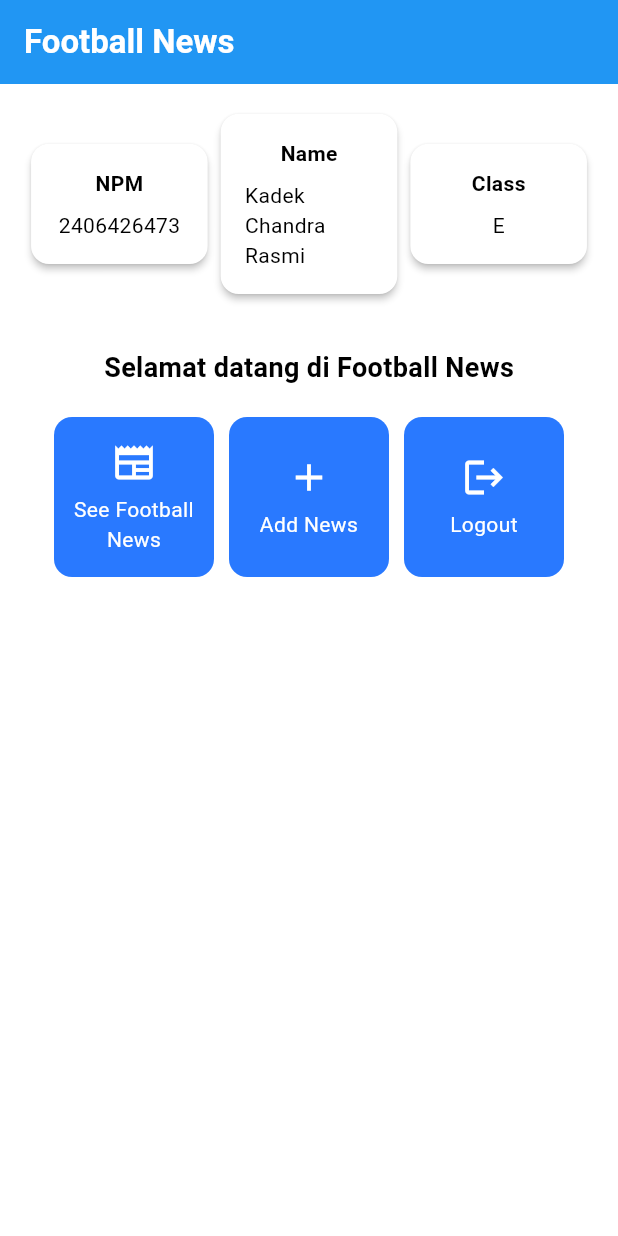
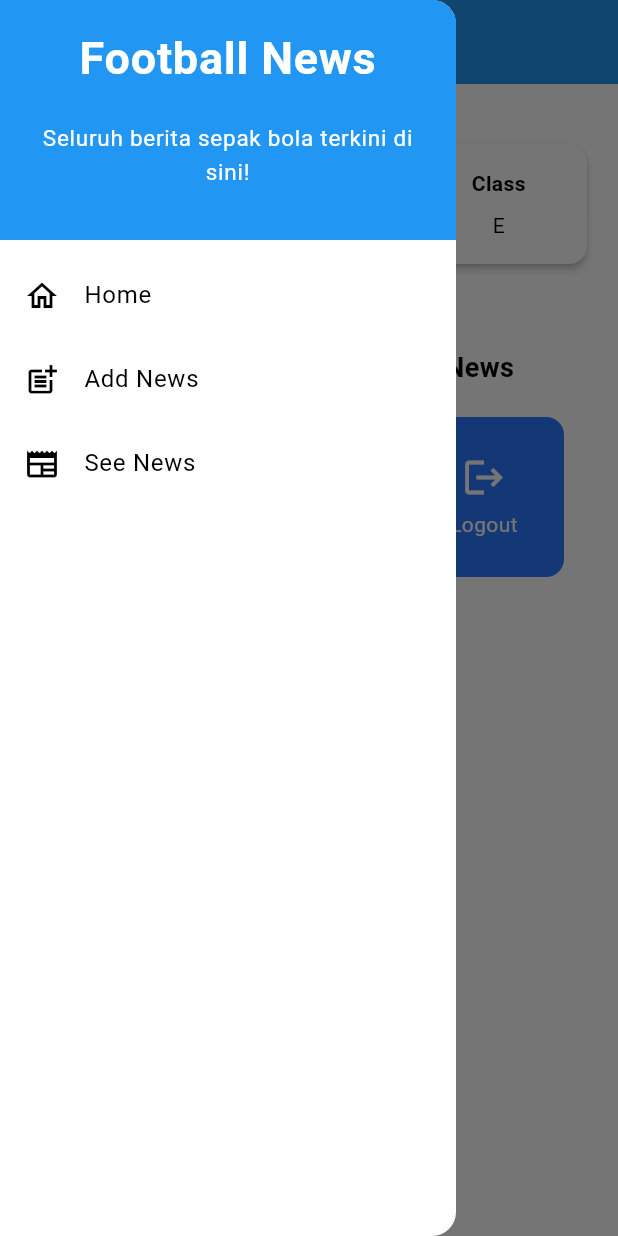
Before and after one commit to kyraa16/football-news-mobile, a Flutter app: the screen it shows after launch, with the side drawer open (before the commit the screen has no drawer), on a phone screen of 412 x 824 dp. Run offline on Flutter 3.47's test engine with Material 3 defaults, Android fonts, the phone set to English and light mode, and no system bars.

Commit message:
Tutorial 7 Selesai

```diff
--- a/lib/main.dart
+++ b/lib/main.dart
@@ -1,5 +1,5 @@
 import 'package:flutter/material.dart';
-import 'package:football_news/menu.dart';
+import 'package:football_news/screens/menu.dart';
 
 void main() {
   runApp(const MyApp());
--- a/lib/menu.dart
+++ b/lib/screens/menu.dart
@@ -1,4 +1,7 @@
 import 'package:flutter/material.dart';
+import 'package:football_news/screens/newslist_form.dart';
+import 'package:football_news/widgets/left_drawer.dart';
+import 'package:football_news/widgets/news_card.dart';
 
 class MyHomePage extends StatelessWidget {
   MyHomePage({super.key});
@@ -27,6 +30,7 @@ class MyHomePage extends StatelessWidget {
         // Warna latar belakang AppBar diambil dari skema warna tema aplikasi.
         backgroundColor: Theme.of(context).colorScheme.primary,
       ),
+      drawer: LeftDrawer(),
       // Body halaman dengan padding di sekelilingnya.
       body: Padding(
         padding: const EdgeInsets.all(16.0),
@@ -127,54 +131,3 @@ class ItemHomepage {
 
   ItemHomepage(this.name, this.icon);
 }
-
-class ItemCard extends StatelessWidget {
-  // Menampilkan kartu dengan ikon dan nama.
-
-  final ItemHomepage item;
-
-  const ItemCard(this.item, {super.key});
-
-  @override
-  Widget build(BuildContext context) {
-    return Material(
-      // Menentukan warna latar belakang dari tema aplikasi.
-      color: Theme.of(context).colorScheme.secondary,
-      // Membuat sudut kartu melengkung.
-      borderRadius: BorderRadius.circular(12),
-
-      child: InkWell(
-        // Aksi ketika kartu ditekan.
-        onTap: () {
-          // Menampilkan pesan SnackBar saat kartu ditekan.
-          ScaffoldMessenger.of(context)
-            ..hideCurrentSnackBar()
-            ..showSnackBar(
-              SnackBar(
-                content: Text("Kamu telah menekan tombol ${item.name}!"),
-              ),
-            );
-        },
-        // Container untuk menyimpan Icon dan Text
-        child: Container(
-          padding: const EdgeInsets.all(8),
-          child: Center(
-            child: Column(
-              // Menyusun ikon dan teks di tengah kartu.
-              mainAxisAlignment: MainAxisAlignment.center,
-              children: [
-                Icon(item.icon, color: Colors.white, size: 30.0),
-                const Padding(padding: EdgeInsets.all(3)),
-                Text(
-                  item.name,
-                  textAlign: TextAlign.center,
-                  style: const TextStyle(color: Colors.white),
-                ),
-              ],
-            ),
-          ),
-        ),
-      ),
-    );
-  }
-}
--- /dev/null
+++ b/lib/widgets/left_drawer.dart
@@ -0,0 +1,79 @@
+import 'package:flutter/material.dart';
+import 'package:football_news/screens/menu.dart';
+import 'package:football_news/screens/newslist_form.dart';
+
+class LeftDrawer extends StatelessWidget {
+  const LeftDrawer({super.key});
+
+  @override
+  Widget build(BuildContext context) {
+    return Drawer(
+      child: ListView(
+        children: [
+          const DrawerHeader(
+            // -TODO: Bagian drawer header
+            decoration: BoxDecoration(color: Colors.blue),
+            child: Column(
+              children: [
+                Text(
+                  'Football News',
+                  textAlign: TextAlign.center,
+                  style: TextStyle(
+                    fontSize: 30,
+                    fontWeight: FontWeight.bold,
+                    color: Colors.white,
+                  ),
+                ),
+                Padding(padding: EdgeInsets.all(10)),
+                Text(
+                  "Seluruh berita sepak bola terkini di sini!",
+                  // -TODO: Tambahkan gaya teks dengan center alignment, font ukuran 15, warna putih, dan weight biasa
+                  textAlign: TextAlign.center,
+                  style: TextStyle(
+                    fontSize: 15,
+                    color: Colors.white,
+                    fontWeight: FontWeight.normal,
+                  ),
+                ),
+              ],
+            ),
+          ),
+          // -TODO: Bagian routing
+          ListTile(
+            leading: const Icon(Icons.home_outlined),
+            title: const Text('Home'),
+            // Bagian redirection ke MyHomePage
+            onTap: () {
+              Navigator.pushReplacement(
+                context,
+                MaterialPageRoute(builder: (context) => MyHomePage()),
+              );
+            },
+          ),
+          ListTile(
+            leading: const Icon(Icons.post_add),
+            title: const Text('Add News'),
+            // Bagian redirection ke NewsFormPage
+            onTap: () {
+              /*
+              - TODO: Buatlah routing ke NewsFormPage di sini,
+              setelah halaman NewsFormPage sudah dibuat.
+              */
+              Navigator.push(
+                context,
+                MaterialPageRoute(builder: (context) => NewsFormPage()),
+              );
+            },
+          ),
+
+          //-TODO: Buat ListTile baru untuk ke halaman melihat news
+          ListTile(
+            leading: const Icon(Icons.newspaper),
+            title: const Text('See News'),
+            onTap: () {},
+          ),
+        ],
+      ),
+    );
+  }
+}
--- /dev/null
+++ b/lib/widgets/news_card.dart
@@ -0,0 +1,64 @@
+
+import 'package:flutter/material.dart';
+import 'package:football_news/screens/menu.dart';
+import 'package:football_news/screens/newslist_form.dart';
+
+class ItemCard extends StatelessWidget {
+  // Menampilkan kartu dengan ikon dan nama.
+
+  final ItemHomepage item;
+
+  const ItemCard(this.item, {super.key});
+
+  @override
+  Widget build(BuildContext context) {
+    return Material(
+      // Menentukan warna latar belakang dari tema aplikasi.
+      color: Theme.of(context).colorScheme.secondary,
+      // Membuat sudut kartu melengkung.
+      borderRadius: BorderRadius.circular(12),
+
+      child: InkWell(
+        // Aksi ketika kartu ditekan.
+        onTap: () {
+          // Menampilkan pesan SnackBar saat kartu ditekan.
+          ScaffoldMessenger.of(context)
+            ..hideCurrentSnackBar()
+            ..showSnackBar(
+              SnackBar(
+                content: Text("Kamu telah menekan tombol ${item.name}!"),
+              ),
+            );
+
+            // Navigate ke route yang sesuai (tergantung jenis tombol)
+            if (item.name == "Tambah Berita") {
+              // -TODO: Gunakan Navigator.push untuk melakukan navigasi ke MaterialPageRoute yang mencakup NewsFormPage.
+              Navigator.push(
+                context,
+                MaterialPageRoute(builder: (context) => NewsFormPage()),
+              );
+            }
+        },
+        // Container untuk menyimpan Icon dan Text
+        child: Container(
+          padding: const EdgeInsets.all(8),
+          child: Center(
+            child: Column(
+              // Menyusun ikon dan teks di tengah kartu.
+              mainAxisAlignment: MainAxisAlignment.center,
+              children: [
+                Icon(item.icon, color: Colors.white, size: 30.0),
+                const Padding(padding: EdgeInsets.all(3)),
+                Text(
+                  item.name,
+                  textAlign: TextAlign.center,
+                  style: const TextStyle(color: Colors.white),
+                ),
+              ],
+            ),
+          ),
+        ),
+      ),
+    );
+  }
+}
```
Also changed, not shown: lib/screens/newslist_form.dart (added, +213 -0 lines).
